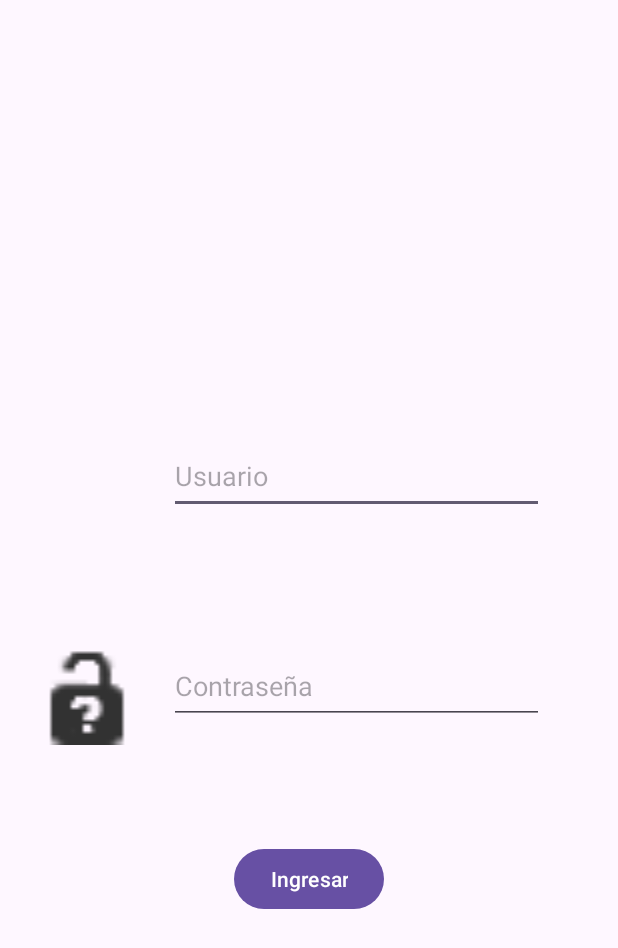
After one commit to JoseCarden/UcvTalk, an Android app: the LoginActivity screen opened directly, with no data from a screen before it, on a phone screen of 412 x 824 dp. The commit adds this screen. Shown: the top 948 px of the screen. Run offline under Robolectric (Android 15) with nearby library versions, the phone set to English and light mode, and no system bars.

Commit message:
más cambios en proyecto
adecucación de archivos para mejor estructura

```diff
--- a/app/src/main/AndroidManifest.xml
+++ b/app/src/main/AndroidManifest.xml
@@ -13,10 +13,10 @@
         android:theme="@style/Theme.UCVTalk_v1"
         tools:targetApi="31">
         <activity
-            android:name=".tempActivity"
+            android:name=".activities.LoginActivity"
             android:exported="false" />
         <activity
-            android:name=".PostLoginActivity"
+            android:name=".activities.PostLoginActivity"
             android:exported="false" />
         <activity
             android:name=".MainActivity"
--- /dev/null
+++ b/app/src/main/java/com/example/ucvtalk_v1/activities/LoginActivity.kt
@@ -0,0 +1,44 @@
+package com.example.ucvtalk_v1.activities
+
+import android.content.Intent
+import android.os.Bundle
+import android.widget.Toast
+import androidx.appcompat.app.AppCompatActivity
+import com.example.ucvtalk_v1.R
+import com.example.ucvtalk_v1.databinding.ActivityLoginBinding
+import com.example.ucvtalk_v1.databinding.ActivityMainBinding
+
+class LoginActivity : AppCompatActivity() {
+
+    private lateinit var binding: ActivityLoginBinding
+
+    override fun onCreate(savedInstanceState: Bundle?) {
+        super.onCreate(savedInstanceState)
+        binding = ActivityLoginBinding.inflate(layoutInflater)
+        setContentView(binding.root)
+        binding.btLogin.setOnClickListener{checkValue()}
+    }
+
+    fun checkValue(){
+        if(binding.etUser.text.isNotEmpty() && binding.etPassword.text.isNotEmpty()){
+            //Indicar a la pantalla a la que se quiere dirigir
+            val intent = Intent(this, PostLoginActivity::class.java)
+
+            //Obtener valor del EditText
+            val usern = binding.etUser.text.toString()
+
+            //Preparación de traspaso de datos
+            intent.putExtra("INTENT_NAME",usern)
+
+            //Traspaso de datos
+            startActivity(intent)
+        }else{
+            //Mostramos diálogo
+            showErrorName()
+        }
+    }
+
+    fun showErrorName(){
+        Toast.makeText(this, "No se completo 1 o 2 campos", Toast.LENGTH_SHORT).show()
+    }
+}
--- a/app/src/main/java/com/example/ucvtalk_v1/activities/PostLoginActivity.kt
+++ b/app/src/main/java/com/example/ucvtalk_v1/activities/PostLoginActivity.kt
@@ -1,4 +1,4 @@
-package com.example.ucvtalk_v1
+package com.example.ucvtalk_v1.activities
 
 import android.os.Bundle
 import androidx.appcompat.app.AppCompatActivity
--- /dev/null
+++ b/app/src/main/res/layout/activity_login.xml
@@ -0,0 +1,81 @@
+<?xml version="1.0" encoding="utf-8"?>
+<androidx.constraintlayout.widget.ConstraintLayout xmlns:android="http://schemas.android.com/apk/res/android"
+    xmlns:app="http://schemas.android.com/apk/res-auto"
+    xmlns:tools="http://schemas.android.com/tools"
+    android:id="@+id/main"
+    android:layout_width="match_parent"
+    android:layout_height="match_parent"
+    tools:context=".activities.LoginActivity">
+
+    <EditText
+        android:id="@+id/etUser"
+        android:layout_width="250dp"
+        android:layout_height="50dp"
+        android:autofillHints="username"
+        android:hint="@string/phUser"
+        android:inputType="text"
+
+        app:layout_constraintBottom_toBottomOf="parent"
+        app:layout_constraintEnd_toEndOf="parent"
+        app:layout_constraintHorizontal_bias="0.695"
+        app:layout_constraintStart_toStartOf="parent"
+        app:layout_constraintTop_toTopOf="parent"
+        app:layout_constraintVertical_bias="0.378" />
+
+    <EditText
+        android:id="@+id/etPassword"
+        android:layout_width="250dp"
+        android:layout_height="50dp"
+        android:autofillHints="password"
+        android:ems="10"
+        android:hint="@string/phPass"
+        android:inputType="textPassword"
+
+        app:layout_constraintBottom_toBottomOf="parent"
+        app:layout_constraintEnd_toEndOf="parent"
+        app:layout_constraintHorizontal_bias="0.695"
+        app:layout_constraintStart_toStartOf="parent"
+        app:layout_constraintTop_toBottomOf="@+id/etUser"
+        app:layout_constraintVertical_bias="0.209" />
+
+    <Button
+        android:id="@+id/btLogin"
+        android:layout_width="wrap_content"
+        android:layout_height="wrap_content"
+        android:text="@string/phButton_login"
+
+        app:layout_constraintBottom_toBottomOf="parent"
+        app:layout_constraintEnd_toEndOf="parent"
+        app:layout_constraintStart_toStartOf="parent"
+        app:layout_constraintTop_toTopOf="parent"
+        app:layout_constraintVertical_bias="0.724" />
+
+    <ImageView
+        android:id="@+id/iVUser"
+        android:layout_width="62dp"
+        android:layout_height="65dp"
+        android:contentDescription="@string/imgUser"
+
+        app:layout_constraintBottom_toBottomOf="parent"
+        app:layout_constraintEnd_toStartOf="@+id/etUser"
+        app:layout_constraintHorizontal_bias="0.52"
+        app:layout_constraintStart_toStartOf="parent"
+        app:layout_constraintTop_toTopOf="parent"
+        app:layout_constraintVertical_bias="0.375"
+        tools:srcCompat="@tools:sample/avatars" />
+
+    <ImageView
+        android:id="@+id/iVPass"
+        android:layout_width="64dp"
+        android:layout_height="66dp"
+        android:contentDescription="@string/imgPass"
+
+        app:layout_constraintBottom_toBottomOf="parent"
+        app:layout_constraintEnd_toStartOf="@+id/etPassword"
+        app:layout_constraintHorizontal_bias="0.541"
+        app:layout_constraintStart_toStartOf="parent"
+        app:layout_constraintTop_toTopOf="parent"
+        app:layout_constraintVertical_bias="0.569"
+        app:srcCompat="@android:drawable/ic_partial_secure" />
+
+</androidx.constraintlayout.widget.ConstraintLayout>
--- a/app/src/main/res/layout/activity_post_login.xml
+++ b/app/src/main/res/layout/activity_post_login.xml
@@ -5,7 +5,7 @@
     android:id="@+id/main"
     android:layout_width="match_parent"
     android:layout_height="match_parent"
-    tools:context=".PostLoginActivity">
+    tools:context=".activities.PostLoginActivity">
 
     <TextView
         android:id="@+id/tVUsuario"
```
Also changed, not shown: app/src/main/java/com/example/ucvtalk_v1/MainActivity.kt (+0 -26 lines), app/src/main/res/layout/activity_main.xml (+0 -71 lines).
